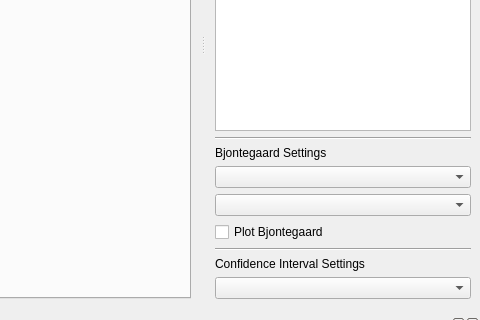
First picture: the form in src/rdplot/ui/mainWindow.ui, repository IENT/RDPlot, before the edit; both pictures show x 773 to 1253 and y 239 to 559 of the 1253 by 782 pixel window.
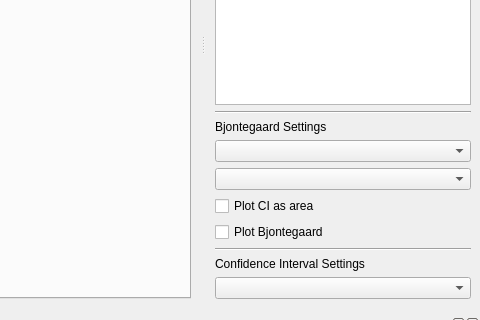
Second picture: the form after the edit. Custom widgets are drawn as their Qt base class.

Diff of the .ui file:
```diff
--- a/src/rdplot/ui/mainWindow.ui
+++ b/src/rdplot/ui/mainWindow.ui
@@ -263,6 +263,13 @@
      <item>
       <widget class="QComboBox" name="combo_rate_psnr"/>
      </item>
+     <item>
+      <widget class="QCheckBox" name="checkBox_plot_ci">
+       <property name="text">
+        <string>Plot CI as area</string>
+       </property>
+      </widget>
+     </item>
      <item>
       <widget class="QCheckBox" name="checkBox_bdplot">
        <property name="text">
```
